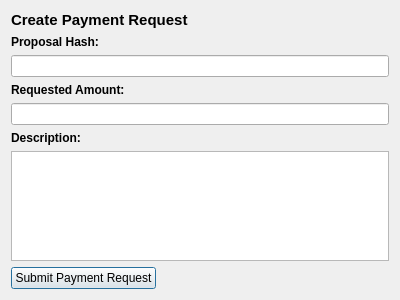
Above: src/qt/forms/communityfundcreatepaymentrequestdialog.ui from navcoin/navcoin-core before the change. Below: the same form after it.
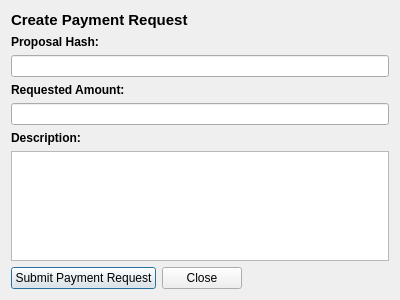
That is the form after the change. Custom widgets are drawn as their Qt base class.

Commit message: started proposal/payment request button hooks

```diff
--- a/src/qt/forms/communityfundcreatepaymentrequestdialog.ui
+++ b/src/qt/forms/communityfundcreatepaymentrequestdialog.ui
@@ -102,6 +102,13 @@
          </property>
         </widget>
        </item>
+       <item>
+        <widget class="QPushButton" name="pushButtonClose">
+         <property name="text">
+          <string>Close</string>
+         </property>
+        </widget>
+       </item>
        <item>
         <spacer name="horizontalSpacerButton">
          <property name="orientation">
```
The commit also changes 5 other files.
